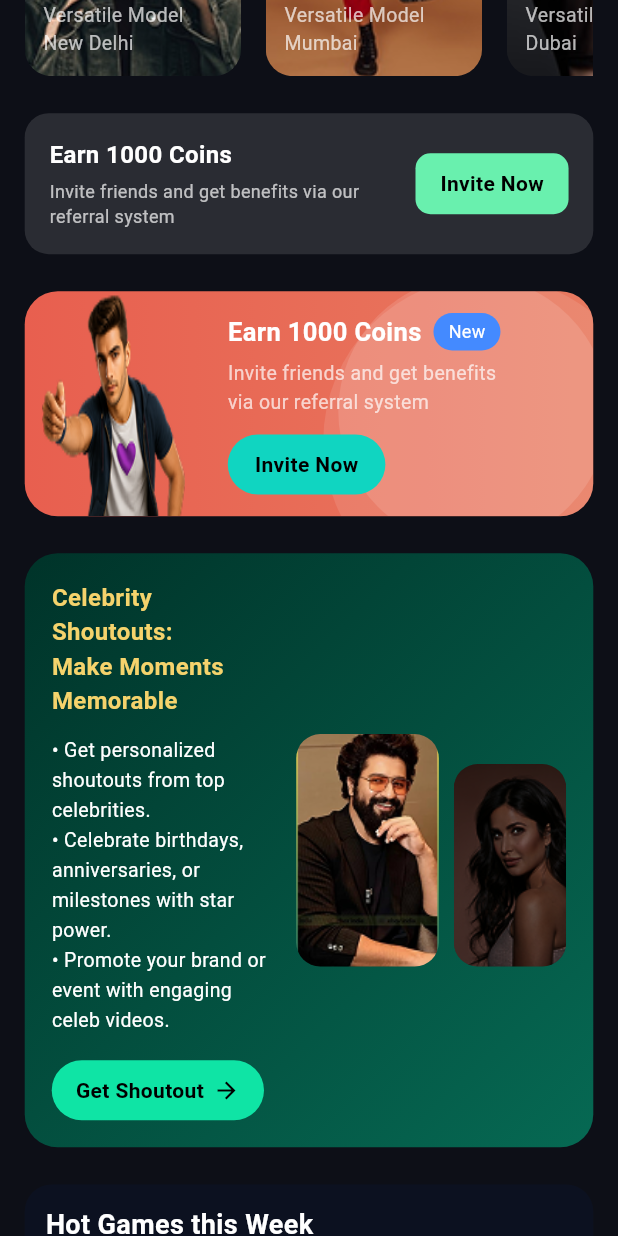
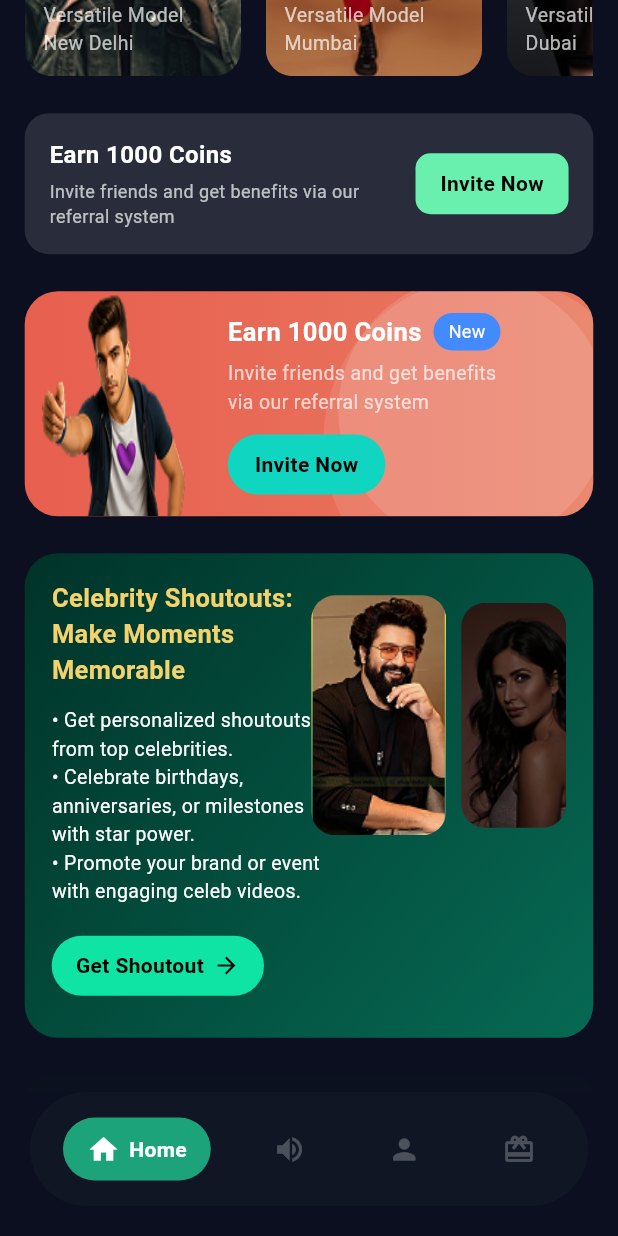
Before and after one commit to shubham098-design/Wayone-Assignment, a Flutter app: the screen it shows after launch, scrolled down 576 dp, on a phone screen of 412 x 824 dp. Run offline on Flutter 3.47's test engine with Material 3 defaults, Android fonts, the phone set to English and light mode, and no system bars.

Commit message:
Update home_screen.dart

```diff
--- a/lib/home_screen.dart
+++ b/lib/home_screen.dart
@@ -1,7 +1,14 @@
 import 'package:flutter/material.dart';
 
-class HomeScreen extends StatelessWidget {
+class HomeScreen extends StatefulWidget {
   const HomeScreen({super.key});
+
+  @override
+  State<HomeScreen> createState() => _HomeScreenState();
+}
+
+class _HomeScreenState extends State<HomeScreen> {
+  int selectedTab = 0;
 
   @override
   Widget build(BuildContext context) {
@@ -9,6 +16,13 @@ class HomeScreen extends StatelessWidget {
     final h = MediaQuery.of(context).size.height;
 
     return Scaffold(
+      backgroundColor: const Color(0xFF0B0F1F),
+      bottomNavigationBar: CustomBottomBar(
+        selectedIndex: selectedTab,
+        onTap: (index) {
+          setState(() => selectedTab = index);
+        },
+      ),
       body: SafeArea(
         child: SingleChildScrollView(
           child: Padding(
@@ -169,6 +183,9 @@ class HomeScreen extends StatelessWidget {
                     ],
                   ),
                 ),
+                SizedBox(height: h * 0.03),
+                FeaturedVideographers(),
+                SizedBox(height: h * 0.03),
 
               ],
             ),
@@ -460,31 +477,32 @@ class CelebrityShoutoutCard extends StatelessWidget {
           begin: Alignment.topLeft,
           end: Alignment.bottomRight,
           colors: [
-            Color(0xFF003329), // deep green/teal like screenshot
-            Color(0xFF066953), // lighter teal right side
+            Color(0xFF003329),
+            Color(0xFF066953),
           ],
         ),
       ),
-      child: Row(
+
+      child: Stack(
         children: [
-          // LEFT SECTION
-          Expanded(
+
+          /// MAIN LEFT TEXT AREA
+          Padding(
+            padding: const EdgeInsets.only(right: 150, bottom: 10),
             child: Column(
               crossAxisAlignment: CrossAxisAlignment.start,
               children: [
-                // Title
                 const Text(
                   "Celebrity Shoutouts:\nMake Moments Memorable",
                   style: TextStyle(
-                    color: Color(0xFFF5D36C), // yellow title
+                    color: Color(0xFFF5D36C),
                     fontWeight: FontWeight.w700,
-                    fontSize: 16,
+                    fontSize: 17,
                   ),
                 ),
 
                 const SizedBox(height: 12),
 
-                // Bullet Points
                 const Text(
                   "• Get personalized shoutouts from top celebrities.\n"
                       "• Celebrate birthdays, anniversaries, or milestones with star power.\n"
@@ -492,33 +510,30 @@ class CelebrityShoutoutCard extends StatelessWidget {
                   style: TextStyle(
                     color: Colors.white,
                     fontSize: 13,
-                    height: 1.5,
+                    height: 1.45,
                   ),
                 ),
 
-                const SizedBox(height: 16),
+                const SizedBox(height: 20),
 
-                // Button
                 Container(
-                  padding:
-                  const EdgeInsets.symmetric(horizontal: 16, vertical: 10),
+                  padding: const EdgeInsets.symmetric(horizontal: 16, vertical: 10),
                   decoration: BoxDecoration(
-                    color: const Color(0xFF0FE4A5),
+                    color: Color(0xFF0FE4A5),
                     borderRadius: BorderRadius.circular(22),
                   ),
                   child: Row(
                     mainAxisSize: MainAxisSize.min,
-                    children: [
-                      const Text(
+                    children: const [
+                      Text(
                         "Get Shoutout",
                         style: TextStyle(
                           color: Colors.black,
                           fontWeight: FontWeight.w600,
                         ),
                       ),
-                      const SizedBox(width: 6),
-                      const Icon(Icons.arrow_forward,
-                          size: 18, color: Colors.black),
+                      SizedBox(width: 6),
+                      Icon(Icons.arrow_forward, size: 18, color: Colors.black),
                     ],
                   ),
                 ),
@@ -526,43 +541,34 @@ class CelebrityShoutoutCard extends StatelessWidget {
             ),
           ),
 
-          const SizedBox(width: 14),
-
-          // RIGHT IMAGE SECTION
-          Row(
-            crossAxisAlignment: CrossAxisAlignment.end,
+          /// RIGHT SIDE IMAGES
+          Positioned(
+            right: 0,
+            top: 10,
+            child: Row(
               children: [
-              // LEFT IMAGE (BIGGER)
                 ClipRRect(
                   borderRadius: BorderRadius.circular(16),
-                child: Container(
-                  width: 95,          // BIGGER WIDTH
-                  height: 155,        // BIGGER HEIGHT
-                  color: Colors.black12,
                   child: Image.asset(
                     "assets/images/ritik.png",
+                    width: 90,
+                    height: 160,
                     fit: BoxFit.cover,
                   ),
                 ),
-              ),
-
                 const SizedBox(width: 10),
-
-              // RIGHT IMAGE (SMALLER)
                 ClipRRect(
                   borderRadius: BorderRadius.circular(16),
-                child: Container(
-                  width: 75,          // SMALLER WIDTH
-                  height: 135,        // SMALLER HEIGHT
-                  color: Colors.black12,
                   child: Image.asset(
                     "assets/images/rasmika.png",
+                    width: 70,
+                    height: 150,
                     fit: BoxFit.cover,
-                  ),
                   ),
                 ),
               ],
             ),
+          )
         ],
       ),
     );
@@ -572,11 +578,14 @@ class CelebrityShoutoutCard extends StatelessWidget {
 
 
 
+
 class LuckyWheelCard extends StatelessWidget {
   const LuckyWheelCard({super.key});
 
   @override
   Widget build(BuildContext context) {
+    double w = MediaQuery.of(context).size.width;
+
     return Container(
       padding: const EdgeInsets.all(14),
       decoration: BoxDecoration(
@@ -597,12 +606,12 @@ class LuckyWheelCard extends StatelessWidget {
 
           const SizedBox(height: 12),
 
-          // CARD
+          // GOLD CARD
           Container(
+            height: 240,
             width: double.infinity,
-            padding: const EdgeInsets.all(16),
             decoration: BoxDecoration(
-              borderRadius: BorderRadius.circular(18),
+              borderRadius: BorderRadius.circular(20),
               gradient: const LinearGradient(
                 colors: [
                   Color(0xFFB59833),
@@ -612,31 +621,29 @@ class LuckyWheelCard extends StatelessWidget {
                 end: Alignment.centerRight,
               ),
             ),
-            child: Row(
+
+            child: Stack(
               children: [
-                // Wheel Image
-                SizedBox(
-                  width: 130,
-                  height: 130,
-                  child: Stack(
-                    alignment: Alignment.center,
-                    children: [
-                      Image.asset(
+                // Wheel Image (LEFT SIDE)
+                Positioned(
+                  left: 30,
+                  top: 50,
+                  child: SizedBox(
+                    width: 180,
+                    height: 180,
+                    child: Image.asset(
                       "assets/images/wheel.png",
-                        fit: BoxFit.contain,
+                      fit: BoxFit.cover,
                     ),
-
-
-                    ],
                   ),
                 ),
 
-                const SizedBox(width: 20),
-
-                // Text + Button
-                Expanded(
+                // TEXT + BADGE + BUTTON (RIGHT SIDE)
+                Positioned(
+                  right: 20,
+                  top: 20,
                   child: Column(
-                    crossAxisAlignment: CrossAxisAlignment.start,
+                    crossAxisAlignment: CrossAxisAlignment.end,
                     children: [
                       // NEW Badge
                       Container(
@@ -652,33 +659,41 @@ class LuckyWheelCard extends StatelessWidget {
                         ),
                       ),
 
-                      const SizedBox(height: 12),
+                      const SizedBox(height: 16),
 
-                      const Text(
+                      const SizedBox(
+                        width: 140,
+                        child: Text(
                           "Spin the Lucky wheel",
+                          textAlign: TextAlign.right,
                           style: TextStyle(
                             fontSize: 20,
                             color: Color(0xFF2C2C2C),
                             fontWeight: FontWeight.w700,
                           ),
                         ),
+                      ),
 
-                      const SizedBox(height: 8),
+                      const SizedBox(height: 12),
 
-                      const Text(
+                      const SizedBox(
+                        width: 150,
+                        child: Text(
                           "Win up to 500 bonus coins daily !",
+                          textAlign: TextAlign.right,
                           style: TextStyle(
                             fontSize: 14,
                             color: Color(0xFF2A2A2A),
                           ),
                         ),
+                      ),
 
-                      const SizedBox(height: 18),
+                      const SizedBox(height: 20),
 
                       // START NOW BUTTON
                       Container(
                         padding: const EdgeInsets.symmetric(
-                            horizontal: 22, vertical: 10),
+                            horizontal: 20, vertical: 10),
                         decoration: BoxDecoration(
                           borderRadius: BorderRadius.circular(50),
                           gradient: const LinearGradient(
@@ -696,10 +711,10 @@ class LuckyWheelCard extends StatelessWidget {
                             fontSize: 14,
                           ),
                         ),
-                      )
+                      ),
                     ],
                   ),
-                )
+                ),
               ],
             ),
           )
@@ -709,143 +724,186 @@ class LuckyWheelCard extends StatelessWidget {
   }
 }
 
-class BrandCard extends StatelessWidget {
-  final String image;
-  final String title;
-  final String requirement;
-  final String ratings;
-  final String price;
 
-  const BrandCard({
+class CustomBottomBar extends StatelessWidget {
+  final int selectedIndex;
+  final Function(int) onTap;
+
+  const CustomBottomBar({
     super.key,
-    required this.image,
-    required this.title,
-    required this.requirement,
-    required this.ratings,
-    required this.price,
+    required this.selectedIndex,
+    required this.onTap,
   });
 
   @override
   Widget build(BuildContext context) {
     return Container(
-      width: 160,
-      margin: const EdgeInsets.only(right: 14),
+      padding: const EdgeInsets.symmetric(horizontal: 22, vertical: 14),
+      margin: const EdgeInsets.only(bottom: 20, left: 20, right: 20),
       decoration: BoxDecoration(
-        color: const Color(0xFF0B0F1F),
-        borderRadius: BorderRadius.circular(18),
+        color: const Color(0xFF101624),
+        borderRadius: BorderRadius.circular(40),
       ),
-      child: Column(
+      child: Row(
+        mainAxisAlignment: MainAxisAlignment.spaceBetween,
         children: [
-          // IMAGE WITH OVERLAY BUTTON
-          Stack(
-            children: [
-              ClipRRect(
-                borderRadius: BorderRadius.circular(18),
-                child: Image.asset(
-                  image,
-                  width: 160,
-                  height: 170,
-                  fit: BoxFit.cover,
+
+          // HOME (Selected)
+          selectedIndex == 0
+              ? Container(
+            padding:
+            const EdgeInsets.symmetric(horizontal: 16, vertical: 10),
+            decoration: BoxDecoration(
+              color: const Color(0xFF1DA37A),
+              borderRadius: BorderRadius.circular(30),
             ),
+            child: Row(
+              children: const [
+                Icon(Icons.home,
+                    color: Colors.white, size: 22),
+                SizedBox(width: 6),
+                Text(
+                  "Home",
+                  style: TextStyle(
+                    color: Colors.white,
+                    fontSize: 14,
+                    fontWeight: FontWeight.w600,
+                  ),
+                )
+              ],
+            ),
+          )
+              : IconButton(
+            icon: Icon(Icons.home,
+                color: Colors.white.withOpacity(0.25), size: 22),
+            onPressed: () => onTap(0),
           ),
 
-              // VIEW BUTTON
-              Positioned(
-                right: 10,
-                top: 10,
-                child: Container(
-                  padding:
-                  const EdgeInsets.symmetric(horizontal: 14, vertical: 5),
-                  decoration: BoxDecoration(
-                    borderRadius: BorderRadius.circular(50),
-                    color: const Color(0xFF35E6A8),
-                  ),
-                  child: const Text(
-                    "View",
-                    style: TextStyle(
-                      color: Colors.white,
-                      fontSize: 12,
-                      fontWeight: FontWeight.w600,
-                    ),
-                  ),
-                ),
-              ),
-            ],
+          // VOLUME
+          IconButton(
+            icon: Icon(Icons.volume_up,
+                color: selectedIndex == 1
+                    ? Colors.white
+                    : Colors.white.withOpacity(0.25),
+                size: 22),
+            onPressed: () => onTap(1),
           ),
 
-          const SizedBox(height: 10),
-
-          // TITLE
-          Padding(
-            padding: const EdgeInsets.symmetric(horizontal: 8),
-            child: Text(
-              title,
-              maxLines: 1,
-              overflow: TextOverflow.ellipsis,
-              style: const TextStyle(
-                color: Colors.white,
-                fontSize: 15,
-                fontWeight: FontWeight.w600,
-              ),
-            ),
+          // PROFILE
+          IconButton(
+            icon: Icon(Icons.person,
+                color: selectedIndex == 2
+                    ? Colors.white
+                    : Colors.white.withOpacity(0.25),
+                size: 22),
+            onPressed: () => onTap(2),
           ),
 
-          const SizedBox(height: 5),
-
-          // PRICE + RATING ROW
-          Padding(
-            padding: const EdgeInsets.symmetric(horizontal: 8),
-            child: Row(
-              children: [
-                Image.asset(
-                  "assets/coin.png",
-                  width: 18,
+          // GIFT
+          IconButton(
+            icon: Icon(Icons.card_giftcard,
+                color: selectedIndex == 3
+                    ? Colors.white
+                    : Colors.white.withOpacity(0.25),
+                size: 22),
+            onPressed: () => onTap(3),
           ),
-                const SizedBox(width: 4),
-                Text(
-                  price,
-                  style: const TextStyle(
-                    color: Colors.white,
-                    fontSize: 13,
-                  ),
-                ),
-
-                const Spacer(),
-
-                // ⭐ RATING
-                const Icon(Icons.star, size: 16, color: Color(0xFFFFD66B)),
-                const SizedBox(width: 3),
-                Text(
-                  ratings,
-                  style: const TextStyle(
-                    color: Colors.white,
-                    fontSize: 13,
-                  ),
-                ),
-              ],
-            ),
-          ),
-
-          const SizedBox(height: 6),
-
-          // REQUIREMENT
-          Padding(
-            padding: const EdgeInsets.symmetric(horizontal: 8),
-            child: Text(
-              requirement,
-              maxLines: 2,
-              overflow: TextOverflow.ellipsis,
-              style: TextStyle(
-                color: Colors.white.withOpacity(0.7),
-                fontSize: 12,
-                height: 1.2,
-              ),
-            ),
-          ),
-
-          const SizedBox(height: 12),
         ],
       ),
     );
   }
 }
+
+
+class FeaturedVideographers extends StatelessWidget {
+  const FeaturedVideographers({super.key});
+
+  @override
+  Widget build(BuildContext context) {
+    return Column(
+      crossAxisAlignment: CrossAxisAlignment.start,
+      children: [
+
+        const Text(
+          "Featured Videographers",
+          style: TextStyle(
+            color: Colors.white,
+            fontSize: 16,
+            fontWeight: FontWeight.w600,
+          ),
+        ),
+
+        const SizedBox(height: 14),
+
+        SizedBox(
+          height: 120,
+          child: ListView(
+            scrollDirection: Axis.horizontal,
+            children: const [
+              VideographerItem(
+                image: "assets/images/sanya.png",
+                name: "sanya",
+              ),
+              SizedBox(width: 22),
+              VideographerItem(
+                image: "assets/images/shaina.png",
+                name: "Shaina.M",
+              ),
+              SizedBox(width: 22),
+              VideographerItem(
+                image: "assets/images/kartik.png",
+                name: "Kartik Roy",
+              ),
+              SizedBox(width: 22),
+
+            ],
+          ),
+        ),
+      ],
+    );
+  }
+}
+
+class VideographerItem extends StatelessWidget {
+  final String image;
+  final String name;
+
+  const VideographerItem({
+    super.key,
+    required this.image,
+    required this.name,
+  });
+
+  @override
+  Widget build(BuildContext context) {
+    return Column(
+      children: [
+        Container(
+          padding: const EdgeInsets.all(3), // thin border spacing
+          decoration: BoxDecoration(
+            shape: BoxShape.circle,
+            border: Border.all(color: Color(0xFF3CD2C9), width: 2),
+          ),
+          child: ClipOval(
+            child: Image.asset(
+              image,
+              width: 68,
+              height: 68,
+              fit: BoxFit.cover,
+            ),
+          ),
+        ),
+
+        const SizedBox(height: 8),
+
+        Text(
+          name,
+          style: const TextStyle(
+            color: Colors.white,
+            fontSize: 13,
+          ),
+        )
+      ],
+    );
+  }
+}
```
Lines whose indentation alone changed are shown as unchanged.
